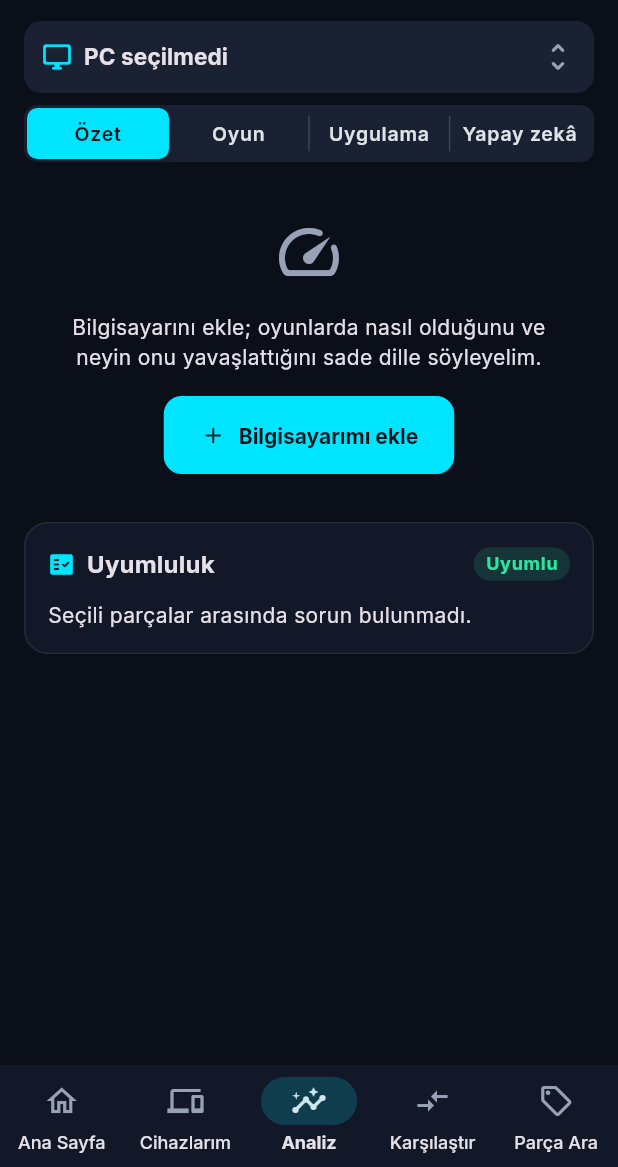
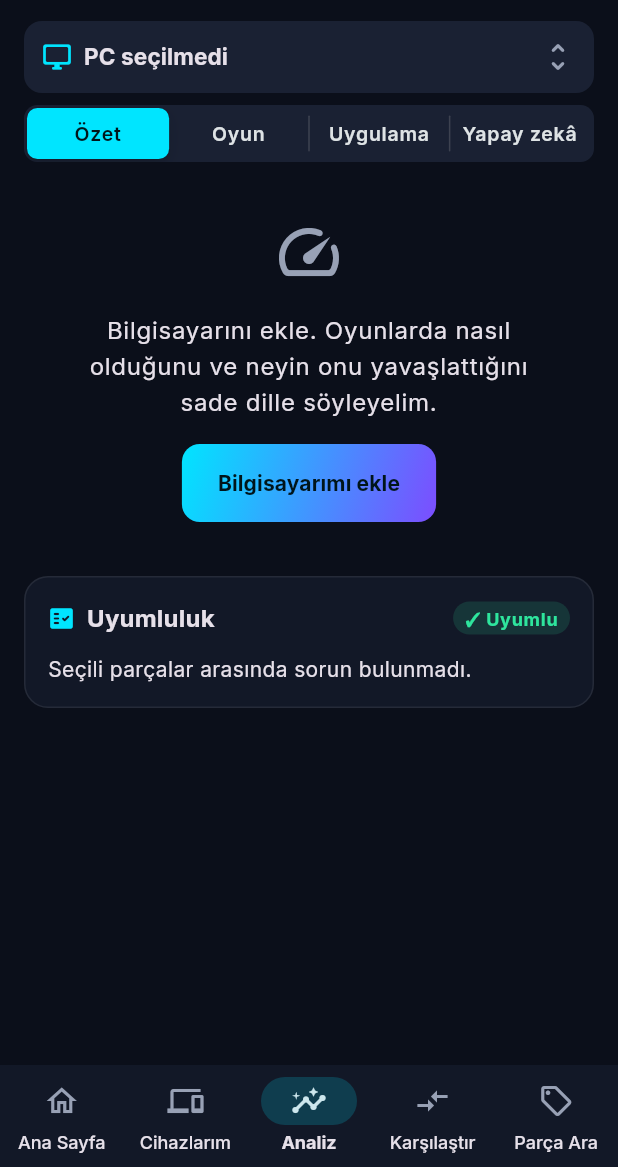
Before and after one commit to IITheLORDII/TrueRig, a Flutter app: the PerformancePage screen opened by its route, on a phone screen of 412 x 824 dp, the part 69-1236 px from its top. Run offline on Flutter 3.47's test engine with Material 3 defaults, Android fonts, the phone set to English and light mode, and no system bars; our stand-ins replace cached_network_image, device_info_plus, flutter_riverpod, go_router, google_fonts, shared_preferences and 1 more; missing offline and left inert: dart:js_interop, mobile_scanner; accounts and stored records are empty.

Commit message:
feat: tidy analysis screens with shared empty states and verdict styling

```diff
--- a/app/lib/features/analysis/analysis_page.dart
+++ b/app/lib/features/analysis/analysis_page.dart
@@ -15,6 +15,7 @@ import 'package:darbogaz/core/theme/tokens.dart';
 import 'package:darbogaz/core/widgets/app_controls.dart';
 import 'package:darbogaz/core/widgets/bottleneck_gauge.dart';
 import 'package:darbogaz/core/widgets/common.dart';
+import 'package:darbogaz/core/widgets/flow.dart';
 import 'package:darbogaz/core/widgets/score_scale.dart';
 import 'package:darbogaz/features/analysis/compatibility_card.dart';
 import 'package:darbogaz/features/analysis/upgrade_card.dart';
@@ -36,24 +37,16 @@ class PcSummaryView extends ConsumerWidget {
     final settings = ref.watch(analysisSettingsProvider);
 
     return ListView(
-      padding: const EdgeInsets.fromLTRB(
-        Space.page,
-        Space.xs,
-        Space.page,
-        Space.xl,
-      ),
+      padding: Insets.page,
       children: [
         if (general == null)
-          EmptyHint(
+          StatView.empty(
             icon: Icons.speed_rounded,
             message:
-                'Bilgisayarını ekle; oyunlarda nasıl olduğunu ve neyin '
-                'onu yavaşlattığını sade dille söyleyelim.',
-            action: FilledButton.icon(
-              onPressed: () => showAddDeviceSheet(context, ref, DeviceKind.pc),
-              icon: const Icon(Icons.add_rounded),
-              label: const Text('Bilgisayarımı ekle'),
-            ),
+                'Bilgisayarını ekle. Oyunlarda nasıl olduğunu ve neyin onu '
+                'yavaşlattığını sade dille söyleyelim.',
+            actionLabel: 'Bilgisayarımı ekle',
+            onAction: () => showAddDeviceSheet(context, ref, DeviceKind.pc),
           )
         else ...[
           AppSegmented<Resolution>(
@@ -64,16 +57,16 @@ class PcSummaryView extends ConsumerWidget {
                 .read(analysisSettingsProvider.notifier)
                 .update((s) => s.copyWith(resolution: r)),
           ),
-          const SizedBox(height: Space.m),
+          const SizedBox(height: Space.l),
           PlainVerdictCard(verdict: pcVerdict(general)),
-          const SizedBox(height: Space.s),
+          const SizedBox(height: Space.cardGap),
           GeneralBottleneckCard(general: general),
-          const SizedBox(height: Space.s),
+          const SizedBox(height: Space.cardGap),
+          const UpgradeCard(),
+          const SizedBox(height: Space.cardGap),
           const _ResolutionCard(),
-          const SizedBox(height: Space.s),
-          const UpgradeCard(),
         ],
-        const SizedBox(height: Space.s),
+        const SizedBox(height: Space.cardGap),
         CompatibilityCard(report: report),
       ],
     );
--- a/app/lib/features/analysis/compatibility_card.dart
+++ b/app/lib/features/analysis/compatibility_card.dart
@@ -2,6 +2,7 @@ import 'package:flutter/material.dart';
 import 'package:perf_engine/perf_engine.dart';
 
 import 'package:darbogaz/core/theme/app_theme.dart';
+import 'package:darbogaz/core/theme/tokens.dart';
 import 'package:darbogaz/core/widgets/common.dart';
 
 class CompatibilityCard extends StatelessWidget {
@@ -11,7 +12,6 @@ class CompatibilityCard extends StatelessWidget {
 
   @override
   Widget build(BuildContext context) {
-    final palette = context.palette;
     final issues = [
       ...report.bySeverity(IssueSeverity.error),
       ...report.bySeverity(IssueSeverity.warning),
@@ -20,9 +20,9 @@ class CompatibilityCard extends StatelessWidget {
     return SectionCard(
       title: 'Uyumluluk',
       icon: Icons.fact_check_rounded,
-      trailing: StatusPill(
-        text: report.isCompatible ? 'Uyumlu' : 'Uyumsuz',
-        color: report.isCompatible ? palette.good : palette.bad,
+      trailing: VerdictChip(
+        report.isCompatible ? '✓ Uyumlu' : '✕ Uyumsuz',
+        tone: report.isCompatible ? Tone.good : Tone.bad,
       ),
       child: issues.isEmpty
           ? Text(
@@ -48,12 +48,12 @@ class _IssueTile extends StatelessWidget {
       IssueSeverity.info => (palette.muted, Icons.info_outline_rounded),
     };
     return Padding(
-      padding: const EdgeInsets.symmetric(vertical: 6),
+      padding: const EdgeInsets.symmetric(vertical: Space.s - 2),
       child: Row(
         crossAxisAlignment: CrossAxisAlignment.start,
         children: [
           Icon(icon, color: color, size: 20),
-          const SizedBox(width: 10),
+          const SizedBox(width: Space.m),
           Expanded(
             child: Text(
               issue.message,
```
Also changed, not shown: app/lib/core/widgets/plain_verdict_card.dart (+5 -9 lines), app/lib/features/performance/performance_page.dart (+4 -7 lines).
